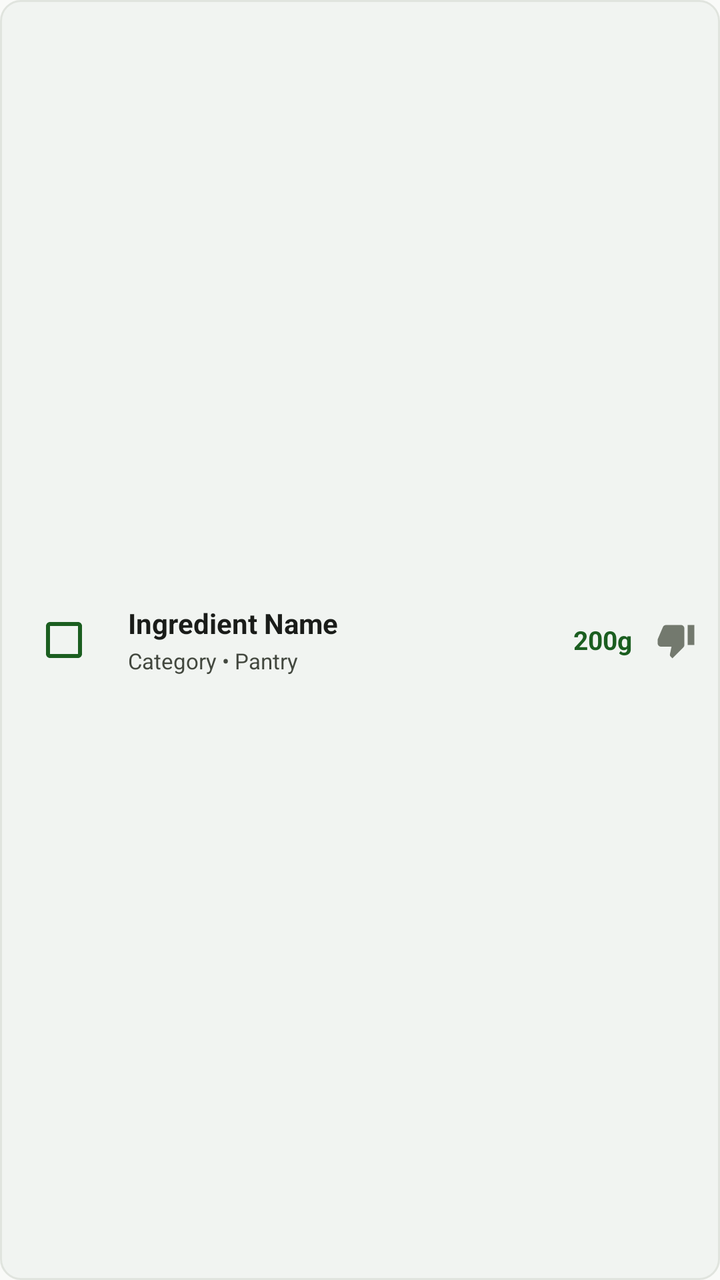
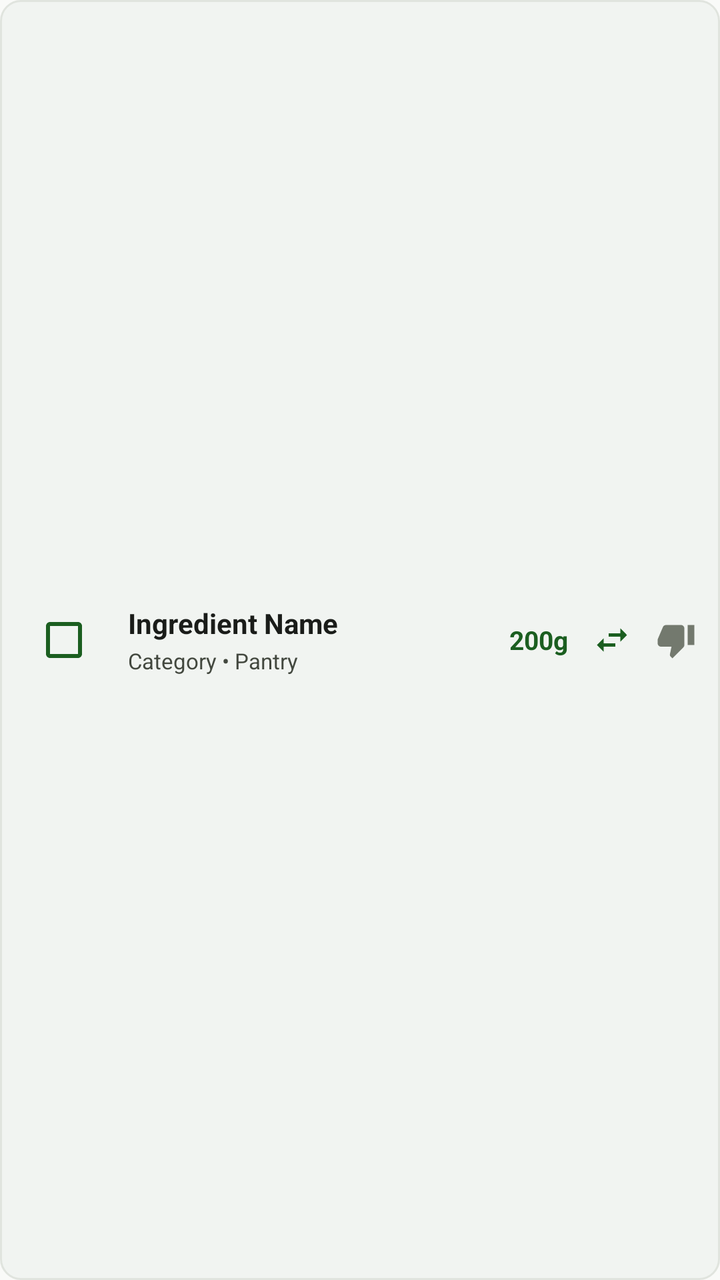

Screens rendered from an Android XML layout before and after an edit, with the pre-edit source and the edit as a unified diff.
<!-- AndroidManifest.xml: application theme Theme.SmartMealPlannerAI -->
<!-- res/layout/item_grocery.xml -->
<?xml version="1.0" encoding="utf-8"?>
<LinearLayout xmlns:android="http://schemas.android.com/apk/res/android"
    xmlns:app="http://schemas.android.com/apk/res-auto"
    android:layout_width="match_parent"
    android:layout_height="wrap_content"
    android:orientation="horizontal"
    android:gravity="center_vertical"
    android:padding="8dp"
    android:background="@drawable/item_logged_meal"
    android:layout_marginBottom="6dp">

    <CheckBox
        android:id="@+id/cbGroceryChecked"
        android:layout_width="wrap_content"
        android:layout_height="wrap_content"
        android:buttonTint="@color/primary" />

    <LinearLayout
        android:layout_width="0dp"
        android:layout_height="wrap_content"
        android:layout_weight="1"
        android:layout_marginStart="8dp"
        android:orientation="vertical">

        <TextView
            android:id="@+id/tvGroceryName"
            android:layout_width="wrap_content"
            android:layout_height="wrap_content"
            android:text="Ingredient Name"
            android:textColor="@color/on_surface"
            android:textSize="14sp"
            android:textStyle="bold" />

        <TextView
            android:id="@+id/tvGroceryCategory"
            android:layout_width="wrap_content"
            android:layout_height="wrap_content"
            android:layout_marginTop="2dp"
            android:text="Category • Pantry"
            android:textColor="@color/on_surface_variant"
            android:textSize="11sp" />

    </LinearLayout>

    <TextView
        android:id="@+id/tvGroceryQuantity"
        android:layout_width="wrap_content"
        android:layout_height="wrap_content"
        android:layout_marginEnd="8dp"
        android:text="200g"
        android:textColor="@color/primary"
        android:textSize="13sp"
        android:textStyle="bold" />

    <ImageView
        android:id="@+id/btnDeleteGrocery"
        android:layout_width="28dp"
        android:layout_height="28dp"
        android:background="?attr/selectableItemBackgroundBorderless"
        android:padding="4dp"
        android:src="@drawable/ic_dislike"
        app:tint="@color/outline"
        android:contentDescription="Delete" />

</LinearLayout>
<!-- resources referenced by this layout -->
<resources>
  <color name="on_surface">#1A1C19</color>
  <color name="on_surface_variant">#43483F</color>
  <color name="outline">#73796E</color>
  <color name="primary">#1B5E20</color>
  <!-- drawable ic_dislike (drawable) -->
  <vector xmlns:android="http://schemas.android.com/apk/res/android"
      android:width="24dp"
      android:height="24dp"
      android:viewportWidth="24"
      android:viewportHeight="24">
    <path
        android:fillColor="?attr/colorControlNormal"
        android:pathData="M15 3H6c-.83 0-1.54.5-1.84 1.22l-3.02 7.05c-.09.23-.14.47-.14.73v2c0 1.1.9 2 2 2h6.31l-.95 4.57-.03.32c0 .41.17.79.44 1.06L9.83 23l6.59-6.59c.36-.36.58-.86.58-1.41V5c0-1.1-.9-2-2-2zm4 0v12h4V3h-4z"/>
  </vector>
  <!-- drawable item_logged_meal (drawable) -->
  <?xml version="1.0" encoding="utf-8"?>
  <shape xmlns:android="http://schemas.android.com/apk/res/android"
      android:shape="rectangle">
      <corners android:radius="10dp" />
      <solid android:color="@color/surface_variant" />
      <stroke android:width="1dp" android:color="@color/divider" />
  </shape>
  <style name="Theme.SmartMealPlannerAI" parent="Theme.Material3.DayNight.NoActionBar">
          
          <item name="colorPrimary">@color/primary</item>
          <item name="colorOnPrimary">@color/on_primary</item>
          <item name="colorPrimaryContainer">@color/primary_container</item>
          <item name="colorOnPrimaryContainer">@color/on_primary_container</item>
  
          
          <item name="colorSecondary">@color/secondary</item>
          <item name="colorOnSecondary">@color/on_secondary</item>
          <item name="colorSecondaryContainer">@color/secondary_container</item>
  
          
          <item name="android:colorBackground">@color/background</item>
          <item name="colorSurface">@color/surface</item>
          <item name="colorOnSurface">@color/on_surface</item>
          <item name="colorSurfaceVariant">@color/surface_variant</item>
          <item name="colorOnSurfaceVariant">@color/on_surface_variant</item>
  
          
          <item name="android:statusBarColor">@color/surface</item>
          <item name="android:windowLightStatusBar">true</item>
          <item name="android:navigationBarColor">@color/surface</item>
      </style>
  <color name="surface_variant">#F1F4F1</color>
  <color name="divider">#E0E4DE</color>
  <color name="on_primary">#FFFFFF</color>
  <color name="primary_container">#C8E6C9</color>
  <color name="on_primary_container">#002105</color>
  <color name="secondary">#00796B</color>
  <color name="on_secondary">#FFFFFF</color>
  <color name="secondary_container">#B2DFDB</color>
  <color name="background">#F9FAF8</color>
  <color name="surface">#FFFFFF</color>
</resources>

<!-- the commit's change to res/layout/item_grocery.xml (unified diff, before → after) -->
@@ -53,6 +53,17 @@
         android:textStyle="bold" />
 
     <ImageView
+        android:id="@+id/btnSubstituteGrocery"
+        android:layout_width="28dp"
+        android:layout_height="28dp"
+        android:layout_marginEnd="4dp"
+        android:background="?attr/selectableItemBackgroundBorderless"
+        android:padding="4dp"
+        android:src="@drawable/ic_swap_horiz"
+        app:tint="@color/primary"
+        android:contentDescription="Find Substitute" />
+
+    <ImageView
         android:id="@+id/btnDeleteGrocery"
         android:layout_width="28dp"
         android:layout_height="28dp"
<!-- resource entries referenced after the edit -->
@@ -13,6 +13,17 @@
     <path
         android:fillColor="?attr/colorControlNormal"
         android:pathData="M15 3H6c-.83 0-1.54.5-1.84 1.22l-3.02 7.05c-.09.23-.14.47-.14.73v2c0 1.1.9 2 2 2h6.31l-.95 4.57-.03.32c0 .41.17.79.44 1.06L9.83 23l6.59-6.59c.36-.36.58-.86.58-1.41V5c0-1.1-.9-2-2-2zm4 0v12h4V3h-4z"/>
+  </vector>
+  <!-- drawable ic_swap_horiz (drawable) -->
+  <vector xmlns:android="http://schemas.android.com/apk/res/android"
+      android:width="24dp"
+      android:height="24dp"
+      android:viewportWidth="24"
+      android:viewportHeight="24"
+      android:tint="?attr/colorControlNormal">
+    <path
+        android:fillColor="@android:color/white"
+        android:pathData="M6.99,11L3,15l3.99,4v-3H14v-2H6.99v-3zM21,9l-3.99,-4v3H10v2h7.01v3L21,9z"/>
   </vector>
   <!-- drawable item_logged_meal (drawable) -->
   <?xml version="1.0" encoding="utf-8"?>
